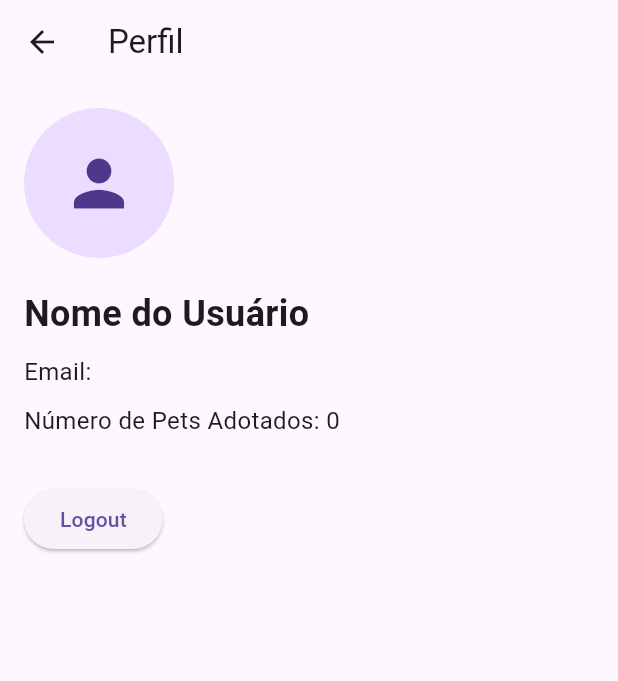
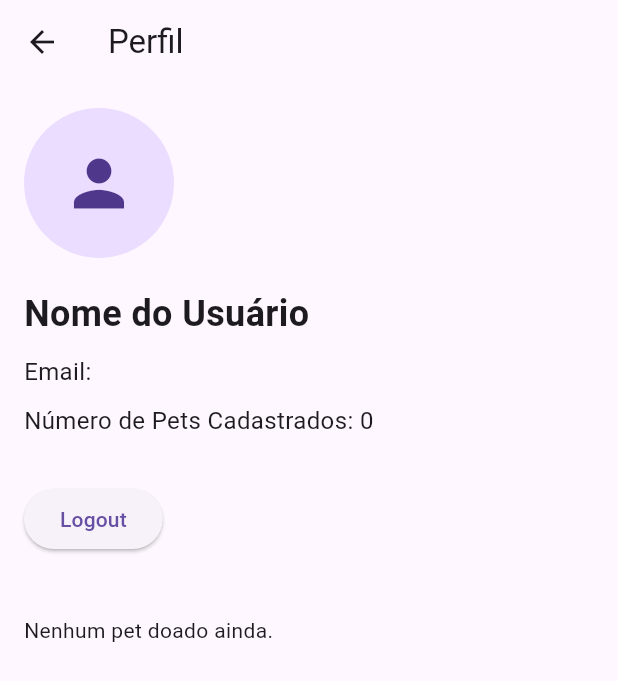
Before and after one commit to marcondesu/tinder-pet, a Flutter app: the ProfileView screen opened directly, on a phone screen of 412 x 824 dp. Shown: the top 681 px of the screen. Run offline on Flutter 3.47's test engine with Material 3 defaults, Android fonts, the phone set to English and light mode, and no system bars; our stand-ins replace diacritic, flutter_dotenv, geolocator, google_maps_flutter, image_picker, intl_phone_field and 1 more; accounts and stored records are empty.

Commit message:
feat: pets do usuário no perfil

```diff
--- a/tinder_pet/lib/view/perfil_view.dart
+++ b/tinder_pet/lib/view/perfil_view.dart
@@ -13,7 +13,8 @@ class ProfileView extends StatefulWidget {
 
 class _ProfileViewState extends State<ProfileView> {
   final ProfileController profileController = ProfileController();
-  List<Map<String, dynamic>> userPets = []; // Lista para armazenar os pets doados pelo usuário
+  List<Map<String, dynamic>> userPets =
+      []; // Lista para armazenar os pets doados pelo usuário
 
   @override
   void initState() {
@@ -32,9 +33,14 @@ class _ProfileViewState extends State<ProfileView> {
     final response = await Supabase.instance.client
         .from('pet')
         .select()
-        .eq('doador', userData['id']); // Filtra os pets pelo campo 'doador
+        .eq('doador', userData['id']); // Filtra os pets pelo campo 'doador'
 
-    userPets = List<Map<String, dynamic>>.from(response as List);
+    setState(() {
+      userPets = List<Map<String, dynamic>>.from(
+          response as List); // Atualiza o estado
+    });
+
+    print(userPets); // Confirma que os dados estão corretos
   }
 
   @override
@@ -60,7 +66,8 @@ class _ProfileViewState extends State<ProfileView> {
 
         final userData = snapshot.data!;
 
-          return Padding(
+        return SingleChildScrollView( // Adiciona a rolagem
+          child: Padding(
             padding: const EdgeInsets.all(16.0),
             child: Column(
               crossAxisAlignment: CrossAxisAlignment.start,
@@ -85,7 +92,7 @@ class _ProfileViewState extends State<ProfileView> {
                 ),
                 const SizedBox(height: 10),
                 Text(
-                  'Número de Pets Adotados: ${userData['num_pets'] ?? '0'}', // Substitua com dados reais
+                  'Número de Pets Cadastrados: ${userPets.length}', // Atualiza o número com base no tamanho do array
                   style: const TextStyle(fontSize: 16),
                 ),
                 const SizedBox(height: 30),
@@ -102,8 +109,13 @@ class _ProfileViewState extends State<ProfileView> {
                   child: const Text('Logout'),
                 ),
                 const SizedBox(height: 40),
-                PetGrid(pets: userPets), // Exibe o PetGrid com os pets
+
+                // Garante que o PetGrid só seja exibido após os dados serem carregados
+                userPets.isEmpty
+                  ? const Text("Nenhum pet doado ainda.") // Mensagem quando não há pets
+                  : PetGrid(pets: userPets), // Exibe o PetGrid com os pets
               ],
+            ),
           ),
         );
       },
```
Lines whose indentation alone changed are shown as unchanged.
